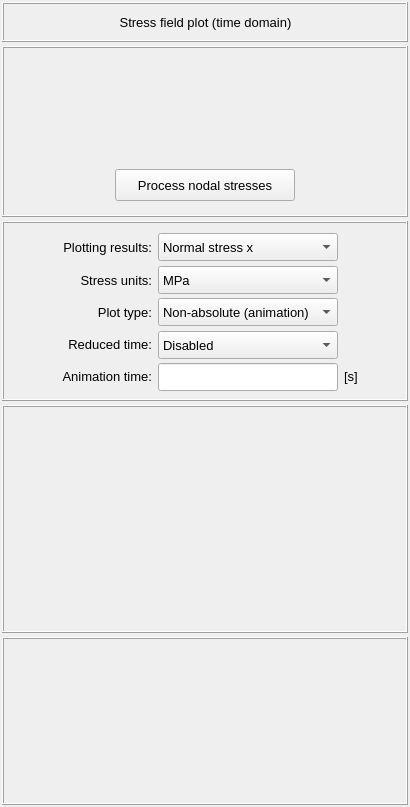
Above: vibra/interface/data/ui_files/plots/structural/structural_stress_3d_plot_time_inputs.ui from MOPT-UFSC/VIBRA before the change. Below: the same form after it.
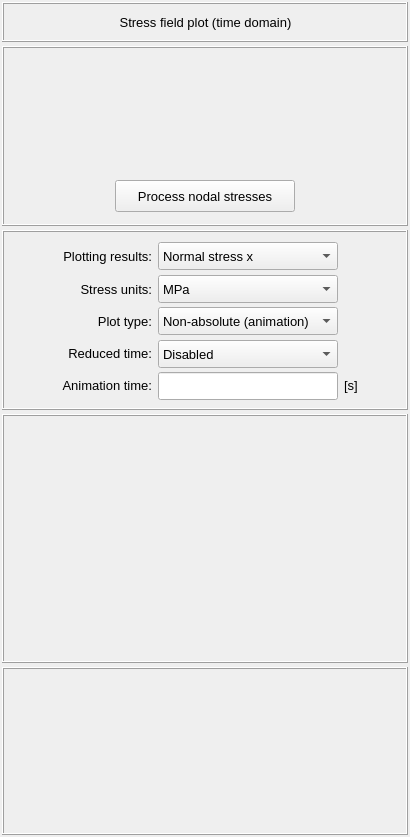
That is the form after the change.

What changed in the file:
```diff
--- a/vibra/interface/data/ui_files/plots/structural/structural_stress_3d_plot_time_inputs.ui
+++ b/vibra/interface/data/ui_files/plots/structural/structural_stress_3d_plot_time_inputs.ui
@@ -7,7 +7,7 @@
     <x>0</x>
     <y>0</y>
     <width>410</width>
-    <height>807</height>
+    <height>837</height>
    </rect>
   </property>
   <property name="maximumSize">
@@ -49,7 +49,7 @@
         <x>0</x>
         <y>0</y>
         <width>406</width>
-        <height>803</height>
+        <height>833</height>
        </rect>
       </property>
       <layout class="QGridLayout" name="gridLayout_6">
@@ -697,7 +697,7 @@
          <property name="minimumSize">
           <size>
            <width>0</width>
-           <height>160</height>
+           <height>180</height>
           </size>
          </property>
          <property name="maximumSize">
@@ -745,13 +745,13 @@
             <property name="minimumSize">
              <size>
               <width>0</width>
-              <height>52</height>
+              <height>48</height>
              </size>
             </property>
             <property name="maximumSize">
              <size>
               <width>16777215</width>
-              <height>52</height>
+              <height>48</height>
              </size>
             </property>
             <property name="frameShape">
```
